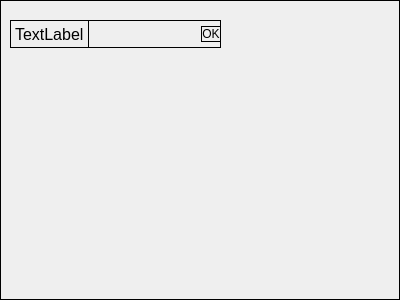
DashaSimonova/school_project, file uis/child_item.ui: the form before one commit.
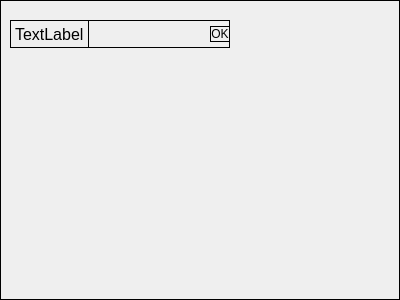
The form after the commit.

```diff
--- a/uis/child_item.ui
+++ b/uis/child_item.ui
@@ -21,7 +21,7 @@
     <rect>
      <x>10</x>
      <y>20</y>
-     <width>211</width>
+     <width>220</width>
      <height>28</height>
     </rect>
    </property>
```
